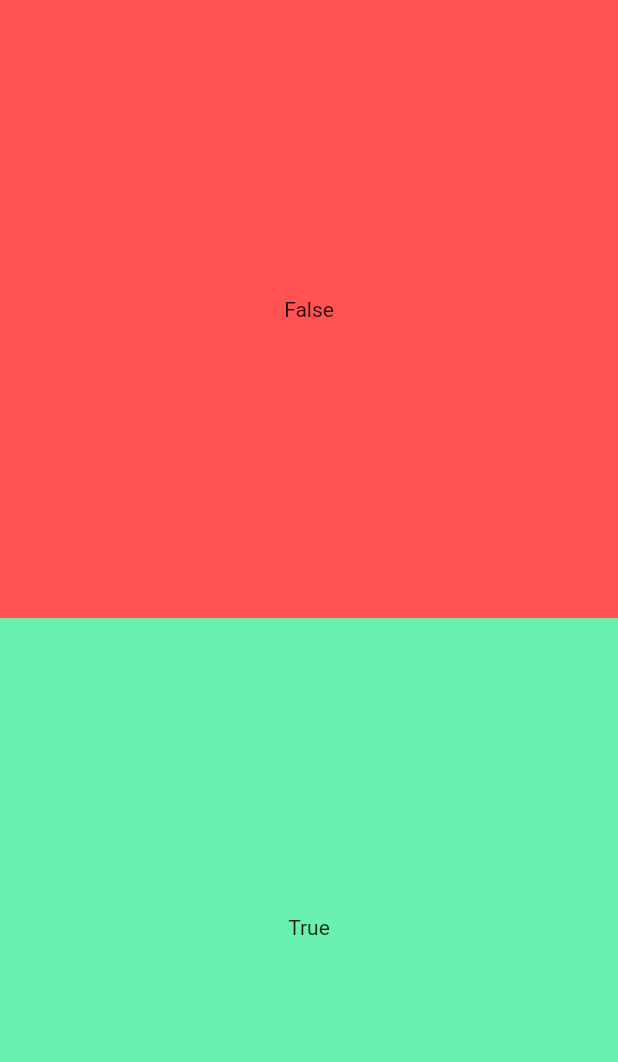
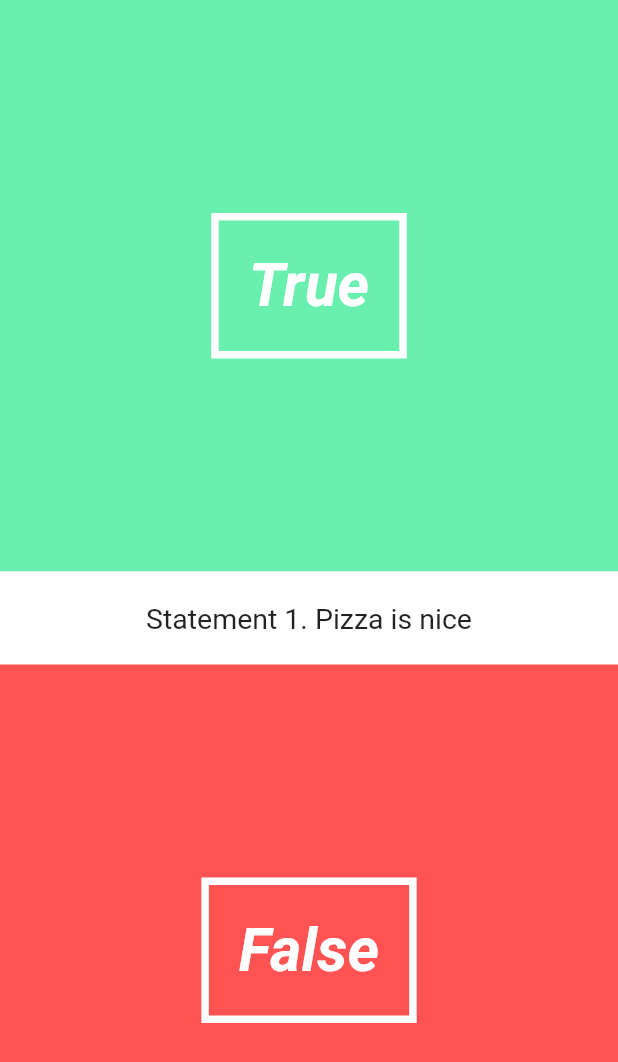
Before and after one commit to dmytrotus/flutter_sdk_app, a Flutter app: the screen it shows after launch, on a phone screen of 412 x 824 dp. Shown: the top 1062 px of the screen. Run offline on Flutter 3.47's test engine with Material 2 defaults, Android fonts, the phone set to English and light mode, and no system bars.

Commit message:
make question in center

```diff
--- a/lib/UI/answer_button.dart
+++ b/lib/UI/answer_button.dart
@@ -2,20 +2,26 @@ import 'package:flutter/material.dart';
 
 class AnswerButton extends StatelessWidget{
 
-  bool answer;
+  final bool _answer;
+  final VoidCallback _onTap;
 
-  AnswerButton(this.answer);
+  AnswerButton(this._answer, this._onTap);
 
   @override
   Widget build(BuildContext context){
     return new Expanded(
               child: new Material(
-                color: answer == true ? Colors.greenAccent : Colors.redAccent,
+                color: _answer == true ? Colors.greenAccent : Colors.redAccent,
                 child: new InkWell(
-                  onTap: () => print("You answered true"),
+                  onTap: _onTap,
                   child: new Center(
                     child: new Container(
-                      child: new Text(answer == true ? "True" : "False")
+                      decoration: new BoxDecoration(
+                        border: new Border.all(color: Colors.white, width:5.0)
+                      ),
+                      padding: new EdgeInsets.all(20.0),
+                      child: new Text(_answer == true ? "True" : "False",
+                      style: new TextStyle(color: Colors.white, fontSize: 40.0, fontWeight: FontWeight.bold, fontStyle: FontStyle.italic))
                     )
                   )
                 )
--- /dev/null
+++ b/lib/UI/question_text.dart
@@ -0,0 +1,23 @@
+import 'package:flutter/material.dart';
+
+class QuestionText extends StatefulWidget {
+  @override
+  State createState() => new QuestionTextState();
+}
+
+class QuestionTextState extends State<QuestionText> {
+  @override
+  Widget build(BuildContext context){
+
+    return new Material(
+              color: Colors.white,
+              child: new Padding(
+                padding: new EdgeInsets.symmetric(vertical: 20.0),
+                child: new Center(
+                  child: new Text('Statement 1. Pizza is nice',
+                  style: new TextStyle(fontSize: 19.0))
+                ),
+              )
+              );
+  }
+}
--- a/lib/pages/quiz_page.dart
+++ b/lib/pages/quiz_page.dart
@@ -1,8 +1,10 @@
 import 'package:flutter/material.dart';
+import 'package:flutter_sdk_app/UI/question_text.dart';
 
-import '../utils/question.dart';
-import '../utils/quiz.dart';
+//import '../utils/question.dart';
+//import '../utils/quiz.dart';
 import '../UI/answer_button.dart';
+import '../UI/question_text.dart';
 
 
 class QuizPage extends StatefulWidget {
@@ -17,8 +19,9 @@ class QuizPageState extends State<QuizPage> {
       children: <Widget>[
         new Column( //this is main page
           children: <Widget>[
-            new AnswerButton(false),
-            new AnswerButton(true),
+            new AnswerButton(true, () => print("You anwered True")),
+            new QuestionText(),
+            new AnswerButton(false, () => print('You answered False')),
           ]
         )
       ]
```
